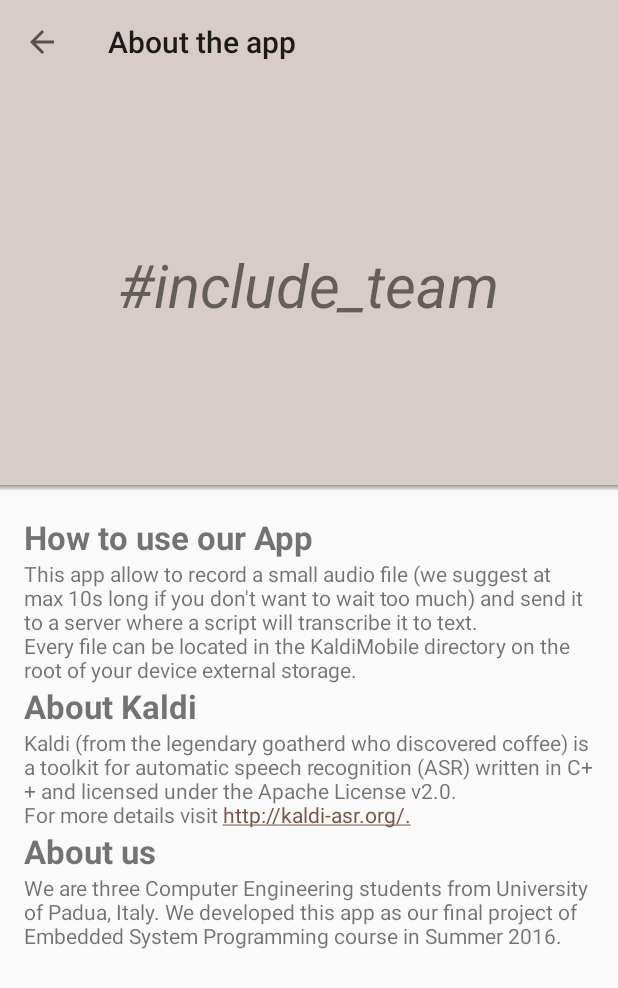
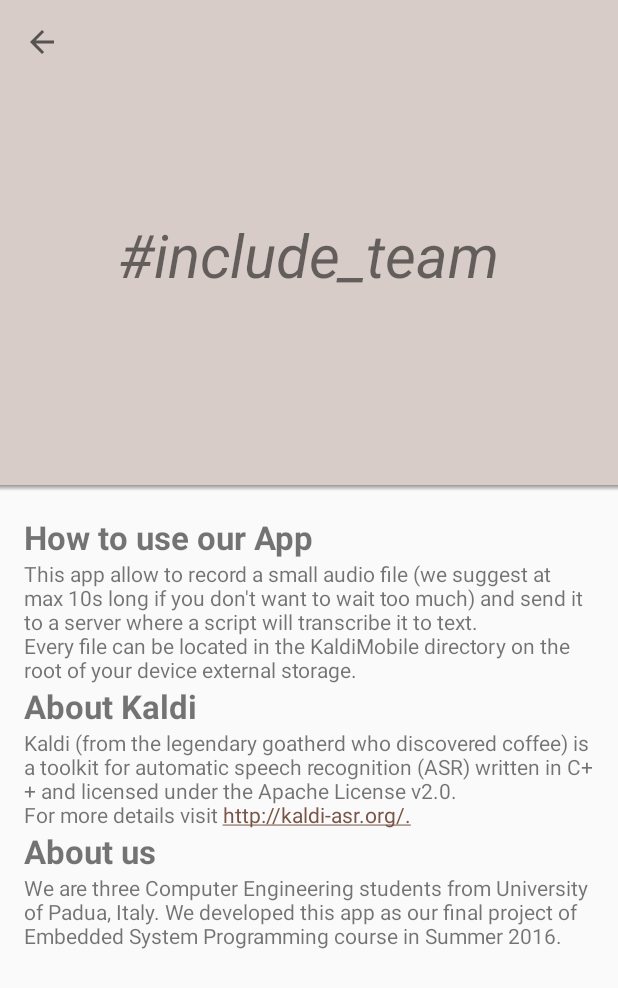
Before and after one commit to AndreaCarraro26/SpeechRecon1516, an Android app: the InfoActivity screen opened directly, with no data from a screen before it, on a phone screen of 412 x 824 dp. Shown: the top 988 px of the screen. Run offline under Robolectric (Android 15) with nearby library versions, the phone set to English and light mode, and no system bars.

Commit message:
- Layout

```diff
--- a/app/src/main/java/include_team/speechrecon1516/InfoActivity.java
+++ b/app/src/main/java/include_team/speechrecon1516/InfoActivity.java
@@ -12,6 +12,7 @@ public class InfoActivity extends AppCompatActivity {
 
         Toolbar toolbar = (Toolbar) findViewById(R.id.toolbarInfo);
         setSupportActionBar(toolbar);
+        toolbar.setTitle(null);
 //        getSupportActionBar().setDisplayHomeAsUpEnabled(true);
 //        getSupportActionBar().setDisplayShowHomeEnabled(true);
     }
--- a/app/src/main/res/layout-land/activity_info.xml
+++ b/app/src/main/res/layout-land/activity_info.xml
@@ -33,6 +33,7 @@
                 android:textSize="40sp"
                 android:textStyle="italic"
                 android:layout_centerInParent="true"
+                android:paddingBottom="40sp"
                 />
 
         </RelativeLayout>
--- a/app/src/main/res/layout/activity_info.xml
+++ b/app/src/main/res/layout/activity_info.xml
@@ -24,6 +24,7 @@
             android:textSize="40sp"
             android:textStyle="italic"
             android:layout_centerInParent="true"
+            android:paddingBottom="40sp"
             />
     </RelativeLayout>
 
```
